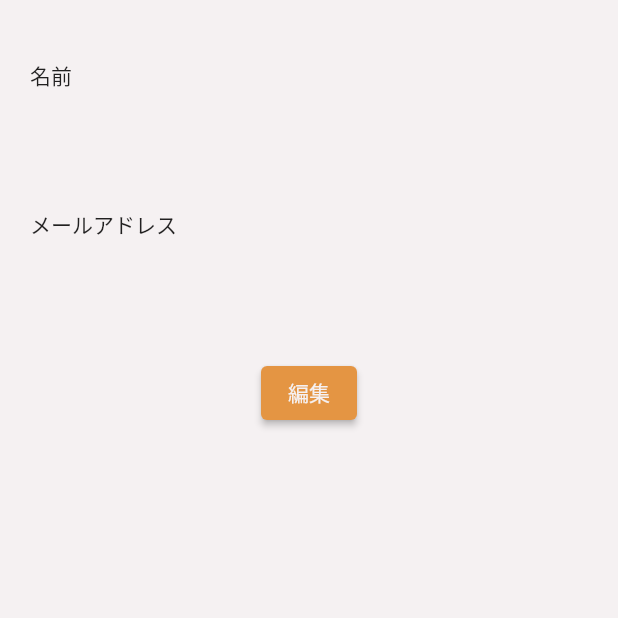
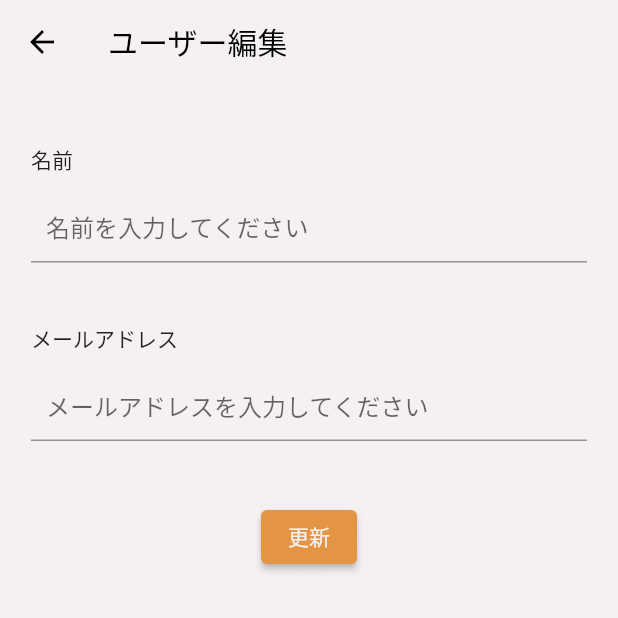
Before and after one commit to Sakyo24/minmemo-mobile, a Flutter app: the UserShowPage screen opened directly, after a tap on "編集", on a phone screen of 412 x 824 dp, the top half of it. Run offline on Flutter 3.47's test engine with Material 2 defaults, Android fonts, the phone set to English and light mode, and no system bars; our stand-ins replace flutter_dotenv, google_mobile_ads, shared_preferences; accounts and stored records are empty; network calls fail.

Commit message:
マイページ編集の作成

```diff
--- a/lib/pages/groups/create_edit.dart
+++ b/lib/pages/groups/create_edit.dart
@@ -107,7 +107,7 @@ class _GroupsCreateEditPageState extends State<GroupsCreateEditPage> {
                       const Text('グループ名'),
                       const SizedBox(height: 10),
                       SizedBox(
-                        width: MediaQuery.of(context).size.width * 0.8,
+                        width: MediaQuery.of(context).size.width * 0.9,
                         child: TextField(
                           controller: nameController,
                           decoration: const InputDecoration(
--- a/lib/pages/todos/create_edit.dart
+++ b/lib/pages/todos/create_edit.dart
@@ -148,7 +148,7 @@ class _TodosCreateEditPageState extends State<TodosCreateEditPage> {
                       const SizedBox(height: 40),
                       // 登録・更新ボタン
                       Container(
-                        width: MediaQuery.of(context).size.width * 0.8,
+                        width: MediaQuery.of(context).size.width * 0.9,
                         alignment: Alignment.center,
                         child: ElevatedButton(
                           onPressed: () async {
--- a/lib/pages/groups/add_user.dart
+++ b/lib/pages/user/edit.dart
@@ -1,38 +1,40 @@
 import 'package:flutter/material.dart';
 import 'package:http/http.dart';
+import 'package:shared_preferences/shared_preferences.dart';
 import 'dart:convert';
 
-import '../../model/group.dart';
 import '../index.dart';
 import '../../utils/app_colors.dart';
 import '../../utils/network.dart';
 
-class AddUserPage extends StatefulWidget {
-  final Group currentGroup;
-  const AddUserPage({super.key, required this.currentGroup});
+class UserEditPage extends StatefulWidget {
+  final String name;
+  final String email;
+  const UserEditPage({super.key, required this.name, required this.email});
 
   @override
-  State<AddUserPage> createState() => _AddUserPageState();
+  State<UserEditPage> createState() => _UserEditPageState();
 }
 
-class _AddUserPageState extends State<AddUserPage> {
+class _UserEditPageState extends State<UserEditPage> {
+  TextEditingController nameController = TextEditingController();
   TextEditingController emailController = TextEditingController();
   bool _isLoading = false;
-  late String group_name;
 
-  // ユーザー追加処理
-  Future<void> addUser({required String id}) async {
+  // 更新処理
+  Future<void> updateUser() async {
     setState(() {
       _isLoading = true;
     });
 
-    Map<String, String?> data = {
+    Map<String, String> data = {
+      'name': nameController.text,
       'email': emailController.text,
     };
 
     Response? response;
     try {
-      response = await Network().postData(data, '/api/groups/$id/add_user');
+      response = await Network().putData(data, '/api/user/update');
     } catch (e) {
       debugPrint(e.toString());
     } finally {
@@ -50,10 +52,11 @@ class _AddUserPageState extends State<AddUserPage> {
       return;
     }
 
+    var body = json.decode(response.body);
+
     // エラーの場合
     if (response.statusCode != 200) {
       if (mounted) {
-        var body = json.decode(response.body);
         ScaffoldMessenger.of(context).showSnackBar(
           (response.statusCode >= 500 && response.statusCode < 600)
               ? const SnackBar(content: Text("サーバーエラーが発生しました。"))
@@ -64,10 +67,13 @@ class _AddUserPageState extends State<AddUserPage> {
     }
 
     // 成功の場合
+    SharedPreferences localStorage = await SharedPreferences.getInstance();
+    localStorage.setString('user', json.encode(body['user']));
+
     if (!mounted) return;
     Navigator.push(
       context,
-      MaterialPageRoute(builder: ((context) => const IndexPage(toPageIndex: 1))),
+      MaterialPageRoute(builder: ((context) => const IndexPage(toPageIndex: 0))),
     ).then((value) {
       setState(() {});
     });
@@ -76,9 +82,8 @@ class _AddUserPageState extends State<AddUserPage> {
   @override
   void initState() {
     super.initState();
-    setState(() {
-      group_name = widget.currentGroup.name;
-    });
+    nameController.text = widget.name;
+    emailController.text = widget.email;
   }
 
   @override
@@ -87,7 +92,7 @@ class _AddUserPageState extends State<AddUserPage> {
       appBar: AppBar(
         backgroundColor: AppColors.whiteColor,
         elevation: 0,
-        title: const Text('ユーザー追加'),
+        title: const Text('ユーザー編集'),
       ),
       body: _isLoading
           ? const Center(child: CircularProgressIndicator())
@@ -98,14 +103,20 @@ class _AddUserPageState extends State<AddUserPage> {
                     crossAxisAlignment: CrossAxisAlignment.start,
                     children: [
                       const SizedBox(height: 40),
+                      // 名前
+                      const Text('名前'),
+                      const SizedBox(height: 10),
                       SizedBox(
                         width: MediaQuery.of(context).size.width * 0.9,
-                        child: Text(
-                          '$group_nameに追加したいユーザーのメールアドレスを入力してください',
-                          softWrap: true,
+                        child: TextField(
+                          controller: nameController,
+                          decoration: const InputDecoration(
+                              contentPadding: EdgeInsets.only(left: 10),
+                              hintText: '名前を入力してください'),
                         ),
                       ),
-                      const SizedBox(height: 10),
+                      const SizedBox(height: 40),
+                      // メールアドレス
                       const Text('メールアドレス'),
                       const SizedBox(height: 10),
                       SizedBox(
@@ -113,27 +124,28 @@ class _AddUserPageState extends State<AddUserPage> {
                         child: TextField(
                           controller: emailController,
                           decoration: const InputDecoration(
-                            contentPadding: EdgeInsets.only(left: 10),
-                          ),
+                              contentPadding: EdgeInsets.only(left: 10),
+                              hintText: 'メールアドレスを入力してください'),
                         ),
                       ),
                       const SizedBox(height: 40),
+                      // 更新ボタン
                       Container(
-                        width: MediaQuery.of(context).size.width * 0.8,
+                        width: MediaQuery.of(context).size.width * 0.9,
                         alignment: Alignment.center,
                         child: ElevatedButton(
                           onPressed: () async {
-                            await addUser(id: widget.currentGroup.id);
+                            await updateUser();
                           },
                           child: Text(
-                            '追加',
+                            '更新',
                             style: TextStyle(color: AppColors.whiteColor),
                           ),
                         ),
-                      ),
+                      )
                     ],
                   ),
-                ),
+                )
               ],
             ),
     );
--- a/lib/pages/user/show.dart
+++ b/lib/pages/user/show.dart
@@ -3,6 +3,7 @@ import 'package:shared_preferences/shared_preferences.dart';
 import 'dart:convert';
 
 import '../../utils/app_colors.dart';
+import 'edit.dart';
 
 class UserShowPage extends StatefulWidget {
   const UserShowPage({super.key});
@@ -68,7 +69,15 @@ class _UserShowPageState extends State<UserShowPage> {
                       alignment: Alignment.center,
                       child: ElevatedButton(
                         onPressed: () {
-                          // 編集ページに遷移
+                          Navigator.push(
+                            context,
+                            MaterialPageRoute(
+                              builder: (context) => UserEditPage(
+                                name: _name ?? '',
+                                email: _email ?? '',
+                              ),
+                            ),
+                          );
                         },
                         child: Text(
                           "編集",
```
